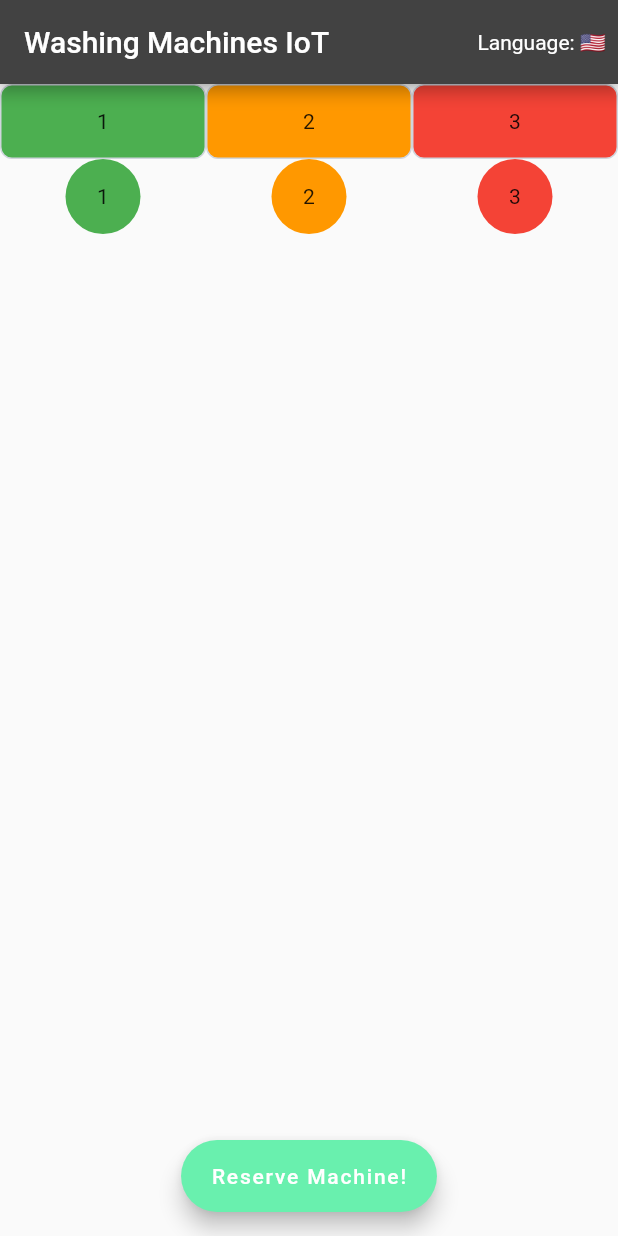
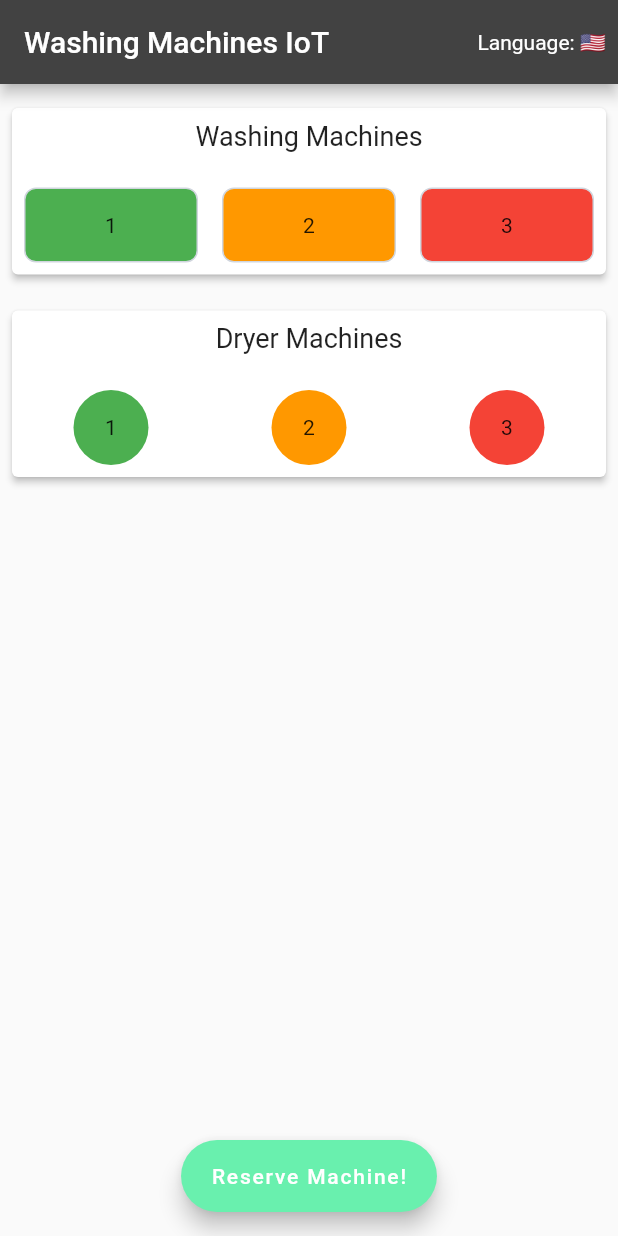
Before and after one commit to y3rbiadit0/washing-machine-iot-app, a Flutter app: the screen it shows after launch, on a phone screen of 412 x 824 dp. Run offline on Flutter 3.47's test engine with Material 2 defaults, Android fonts, the phone set to English and light mode, and no system bars; our stand-ins replace firebase_auth, firebase_core, flutter_riverpod, go_router, google_sign_in, riverpod_annotation; accounts and stored records are empty; generated files the repository leaves out were written again.

```diff
--- a/lib/modules/home_page/home_page.dart
+++ b/lib/modules/home_page/home_page.dart
@@ -17,8 +17,10 @@ class HomePage extends ConsumerWidget {
       body: const Column(
         mainAxisAlignment: MainAxisAlignment.start,
         children: [
-          WashingMachinesSection(),
-          DryerMachinesSection(),
+          SizedBox(height: 8.0),
+          WashingMachinesSection(available: 1, occupied: 2, outOfService: 3),
+          SizedBox(height: 8.0),
+          DryerMachinesSection(available: 1, occupied: 2, outOfService: 3),
         ],
       ),
       floatingActionButtonLocation: FloatingActionButtonLocation.centerFloat,
@@ -31,37 +33,121 @@ class HomePage extends ConsumerWidget {
 }
 
 class WashingMachinesSection extends StatelessWidget {
+  final int available;
+  final int occupied;
+  final int outOfService;
+
   const WashingMachinesSection({
     super.key,
+    required this.available,
+    required this.occupied,
+    required this.outOfService,
   });
 
   @override
   Widget build(BuildContext context) {
-    return const Row(
+    return const Card(
+      margin: EdgeInsets.all(8.0),
+      elevation: 2,
+      child: Column(
+        children: [
+          //Add a title to the row
+          Padding(
+            padding: EdgeInsets.all(8.0),
+            child: Align(
+              alignment: Alignment.center,
+              child: Text(
+                "Washing Machines",
+                style: TextStyle(fontSize: 18.0),
+              ),
+            ),
+          ),
+          SizedBox(height: 8.0),
+          Row(
             mainAxisAlignment: MainAxisAlignment.spaceEvenly,
             children: [
-        Expanded(flex: 1, child: AvailableWashingMachine(number: 1)),
-        Expanded(flex: 1, child: OccupiedWashingMachine(number: 2)),
-        Expanded(flex: 1, child: OutOfServiceWashingMachine(number: 3)),
+              Expanded(
+                  flex: 1,
+                  child: Padding(
+                    padding: EdgeInsets.all(8.0),
+                    child: AvailableWashingMachine(number: 1),
+                  )),
+              Expanded(
+                  flex: 1,
+                  child: Padding(
+                    padding: EdgeInsets.all(8.0),
+                    child: OccupiedWashingMachine(number: 2),
+                  )),
+              Expanded(
+                  flex: 1,
+                  child: Padding(
+                    padding: EdgeInsets.all(8.0),
+                    child: OutOfServiceWashingMachine(number: 3),
+                  )),
             ],
+          ),
+        ],
+      ),
     );
   }
 }
 
 class DryerMachinesSection extends StatelessWidget {
+  final int available;
+  final int occupied;
+  final int outOfService;
+
   const DryerMachinesSection({
     super.key,
+    required this.available,
+    required this.occupied,
+    required this.outOfService,
   });
 
   @override
   Widget build(BuildContext context) {
-    return const Row(
+    return const Card(
+      margin: EdgeInsets.all(8.0),
+      elevation: 2,
+      child: Column(
+        children: [
+          //Add a title to the row
+          Padding(
+            padding: EdgeInsets.all(8.0),
+            child: Align(
+              alignment: Alignment.center,
+              child: Text(
+                "Dryer Machines",
+                style: TextStyle(fontSize: 18.0),
+              ),
+            ),
+          ),
+          SizedBox(height: 8.0),
+          Row(
             mainAxisAlignment: MainAxisAlignment.spaceEvenly,
             children: [
-        Expanded(flex: 1, child: AvailableDryerMachine(number: 1)),
-        Expanded(flex: 1, child: OccupiedDryerMachine(number: 2)),
-        Expanded(flex: 1, child: OutOfServiceDryerMachine(number: 3)),
+              Expanded(
+                  flex: 1,
+                  child: Padding(
+                    padding: EdgeInsets.all(8.0),
+                    child: AvailableDryerMachine(number: 1),
+                  )),
+              Expanded(
+                  flex: 1,
+                  child: Padding(
+                    padding: EdgeInsets.all(8.0),
+                    child: OccupiedDryerMachine(number: 2),
+                  )),
+              Expanded(
+                  flex: 1,
+                  child: Padding(
+                    padding: EdgeInsets.all(8.0),
+                    child: OutOfServiceDryerMachine(number: 3),
+                  )),
             ],
+          ),
+        ],
+      ),
     );
   }
 }
```
Lines whose indentation alone changed are shown as unchanged.
